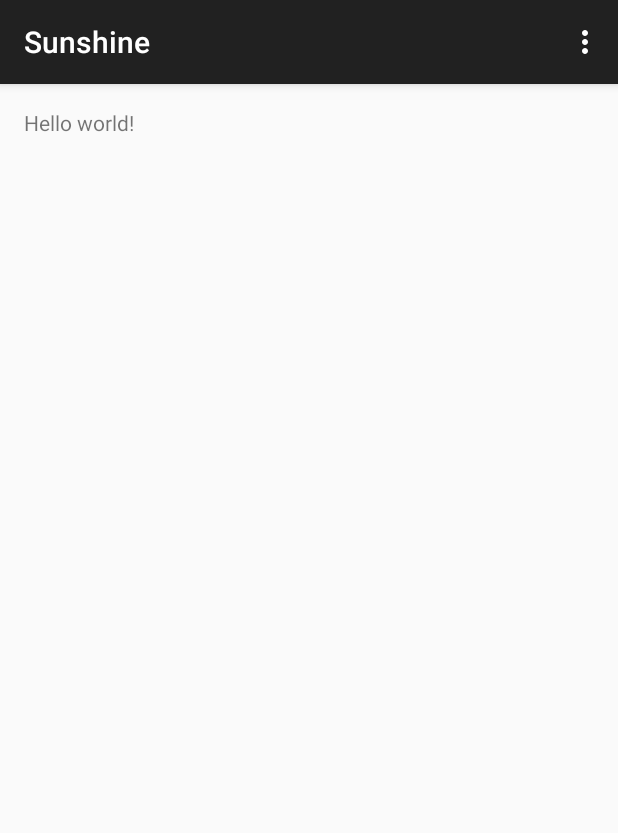
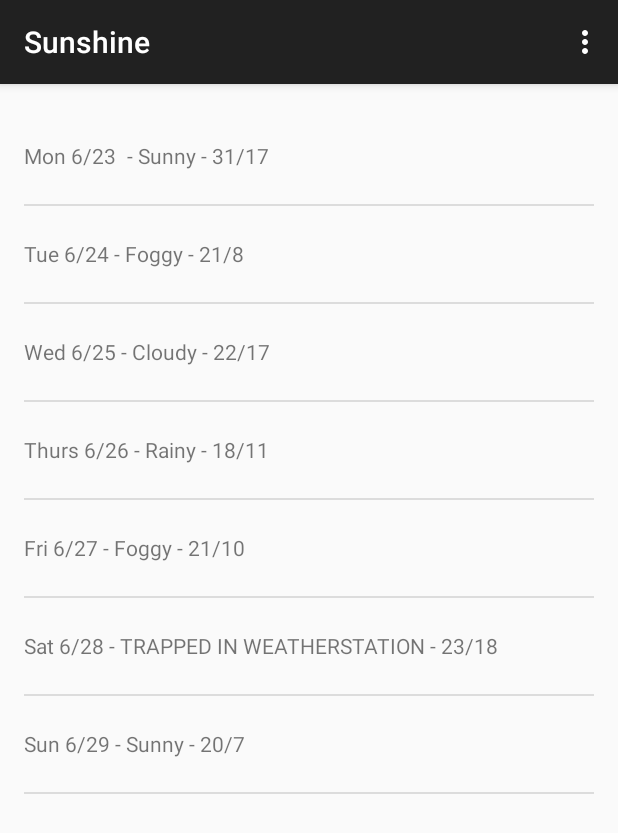
Before and after one commit to ryanseys/sunshine, an Android app: the screen it shows after launch (MainActivity), on a phone screen of 412 x 824 dp. Shown: the top 833 px of the screen. Run offline under Robolectric (Android 15) with nearby library versions, the phone set to English and light mode, and no system bars.

Commit message:
add ListView of forecast

```diff
--- a/app/src/main/java/com/google/ryanseys/sunshine/MainActivityFragment.java
+++ b/app/src/main/java/com/google/ryanseys/sunshine/MainActivityFragment.java
@@ -5,11 +5,19 @@
 import android.view.LayoutInflater;
 import android.view.View;
 import android.view.ViewGroup;
+import android.widget.ArrayAdapter;
+import android.widget.ListView;
+
+import java.util.ArrayList;
+import java.util.Arrays;
+import java.util.List;
 
 /**
  * A placeholder fragment containing a simple view.
  */
 public class MainActivityFragment extends Fragment {
+
+    ArrayAdapter<String> mForecastAdapter;
 
     public MainActivityFragment() {
     }
@@ -17,6 +25,39 @@
     @Override
     public View onCreateView(LayoutInflater inflater, ViewGroup container,
                              Bundle savedInstanceState) {
-        return inflater.inflate(R.layout.fragment_main, container, false);
+
+        View rootView = inflater.inflate(R.layout.fragment_main, container, false);
+
+        String[] forecastArray = {
+            "Mon 6/23 - Sunny - 31/17",
+            "Tue 6/24 - Foggy - 21/8",
+            "Wed 6/25 - Cloudy - 22/17",
+            "Thurs 6/26 - Rainy - 18/11",
+            "Fri 6/27 - Foggy - 21/10",
+            "Sat 6/28 - TRAPPED IN WEATHERSTATION - 23/18",
+            "Sun 6/29 - Sunny - 20/7"
+        };
+
+        List<String> weekForecast = new ArrayList<String>(Arrays.asList(forecastArray));
+
+        // ArrayAdapter will take data from a source and use it to populate the ListView it's
+        // attached to.
+        mForecastAdapter = new ArrayAdapter<String>(
+            // The current context
+            getActivity(),
+            // The id of the list item layout
+            R.layout.list_item_forecast,
+            // The id of the textview to populate
+            R.id.list_item_forecast_textview,
+            // The forecast data
+            weekForecast
+        );
+
+
+        // Get a reference to the ListView and attach the adapter to it.
+        ListView listView = (ListView) rootView.findViewById(R.id.listview_forecast);
+        listView.setAdapter(mForecastAdapter);
+
+        return rootView;
     }
 }
--- a/app/src/main/res/layout/activity_main.xml
+++ b/app/src/main/res/layout/activity_main.xml
@@ -1,5 +1,8 @@
-<fragment xmlns:android="http://schemas.android.com/apk/res/android"
-    xmlns:tools="http://schemas.android.com/tools" android:id="@+id/fragment"
+<fragment
+    android:id="@+id/fragment"
     android:name="com.google.ryanseys.sunshine.MainActivityFragment"
-    tools:layout="@layout/fragment_main" android:layout_width="match_parent"
-    android:layout_height="match_parent" />
+    xmlns:android="http://schemas.android.com/apk/res/android"
+    xmlns:tools="http://schemas.android.com/tools"
+    android:layout_width="match_parent"
+    android:layout_height="match_parent"
+    tools:layout="@layout/fragment_main" />
--- a/app/src/main/res/layout/fragment_main.xml
+++ b/app/src/main/res/layout/fragment_main.xml
@@ -1,11 +1,16 @@
-<RelativeLayout xmlns:android="http://schemas.android.com/apk/res/android"
-    xmlns:tools="http://schemas.android.com/tools" android:layout_width="match_parent"
-    android:layout_height="match_parent" android:paddingLeft="@dimen/activity_horizontal_margin"
+<FrameLayout xmlns:android="http://schemas.android.com/apk/res/android"
+    xmlns:tools="http://schemas.android.com/tools"
+    android:layout_width="fill_parent"
+    android:layout_height="fill_parent"
+    android:paddingBottom="@dimen/activity_vertical_margin"
+    android:paddingLeft="@dimen/activity_horizontal_margin"
     android:paddingRight="@dimen/activity_horizontal_margin"
     android:paddingTop="@dimen/activity_vertical_margin"
-    android:paddingBottom="@dimen/activity_vertical_margin" tools:context=".MainActivityFragment">
+    tools:context=".MainActivityFragment">
 
-    <TextView android:text="@string/hello_world" android:layout_width="wrap_content"
-        android:layout_height="wrap_content" />
+    <ListView
+        android:id="@+id/listview_forecast"
+        android:layout_width="match_parent"
+        android:layout_height="match_parent" />
 
-</RelativeLayout>
+</FrameLayout>
--- /dev/null
+++ b/app/src/main/res/layout/list_item_forecast.xml
@@ -0,0 +1,8 @@
+<?xml version="1.0" encoding="utf-8"?>
+
+<TextView xmlns:android="http://schemas.android.com/apk/res/android"
+      android:layout_width="match_parent"
+      android:layout_height="wrap_content"
+      android:minHeight="?android:attr/listPreferredItemHeight"
+      android:gravity="center_vertical"
+      android:id="@+id/list_item_forecast_textview" />
```
Also changed, not shown: app/src/main/ic_launcher-web.png (added), app/src/main/res/mipmap-hdpi/ic_launcher.png, app/src/main/res/mipmap-hdpi/sun.png (added), app/src/main/res/mipmap-mdpi/ic_launcher.png, app/src/main/res/mipmap-mdpi/sun.png (added), app/src/main/res/mipmap-xhdpi/ic_launcher.png, app/src/main/res/mipmap-xhdpi/sun.png (added), app/src/main/res/mipmap-xxhdpi/ic_launcher.png, app/src/main/res/mipmap-xxhdpi/sun.png (added), app/src/main/res/mipmap-xxxhdpi/ic_launcher.png (added), app/src/main/res/mipmap-xxxhdpi/sun.png (added), app/src/main/sun-web.png (added).
